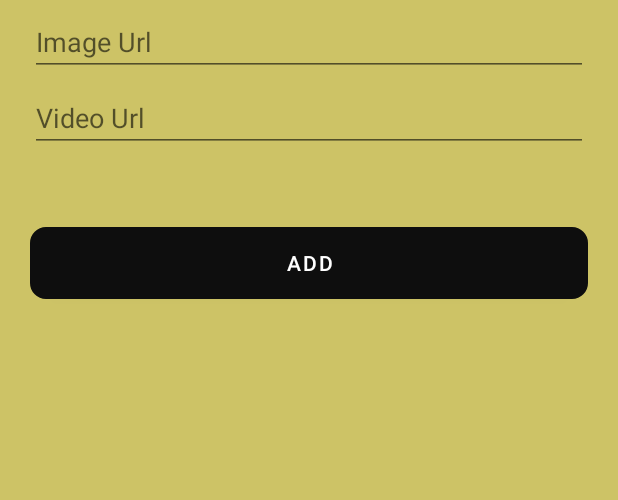
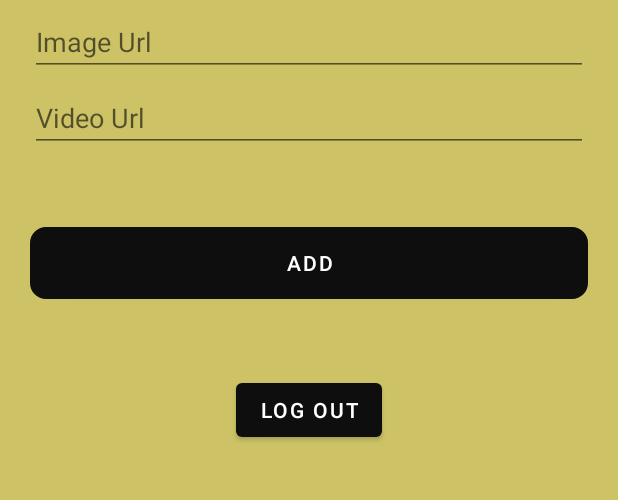
Before and after one commit to dnhthsn/MovieApp, an Android app: the AddMovieActivity screen opened directly, with no data from a screen before it, on a phone screen of 412 x 824 dp, the part 428-928 px from its top. Run offline under Robolectric (Android 15) with nearby library versions, the light colour scheme and no system bars; our stand-ins replace CircleImageView, Firebase (no records; nobody signed in at launch, a user with empty details on screens opened directly).

Commit message:
commit 1

```diff
--- a/app/src/main/java/com/example/movieapp/activity/AddMovieActivity.java
+++ b/app/src/main/java/com/example/movieapp/activity/AddMovieActivity.java
@@ -13,7 +13,7 @@ import com.example.movieapp.rest.Repository;
 
 public class AddMovieActivity extends AppCompatActivity {
     private EditText inputMovieName, inputImageUrl, inputVideoUrl;
-    private Button addMovie;
+    private Button addMovie, logOut;
 
     private Repository repository;
 
@@ -26,6 +26,7 @@ public class AddMovieActivity extends AppCompatActivity {
         inputImageUrl = findViewById(R.id.input_movie_image);
         inputVideoUrl = findViewById(R.id.input_movie_video);
         addMovie = findViewById(R.id.add_movie);
+        logOut = findViewById(R.id.log_out);
 
         repository = new Repository();
         addMovie.setOnClickListener(new View.OnClickListener() {
@@ -42,5 +43,12 @@ public class AddMovieActivity extends AppCompatActivity {
                 inputVideoUrl.setText("");
             }
         });
+
+        logOut.setOnClickListener(new View.OnClickListener() {
+            @Override
+            public void onClick(View view) {
+                finish();
+            }
+        });
     }
 }
--- a/app/src/main/res/layout/activity_add_movie.xml
+++ b/app/src/main/res/layout/activity_add_movie.xml
@@ -45,4 +45,12 @@
         android:background="@drawable/round_corner_button"
         android:text="Add" />
 
+    <Button
+        android:id="@+id/log_out"
+        android:layout_width="wrap_content"
+        android:layout_height="wrap_content"
+        android:layout_gravity="center_horizontal"
+        android:layout_marginTop="50dp"
+        android:text="Log out" />
+
 </LinearLayout>
```
Also changed, not shown: app/src/main/java/com/example/movieapp/rest/Repository.java (+5 -7 lines).
